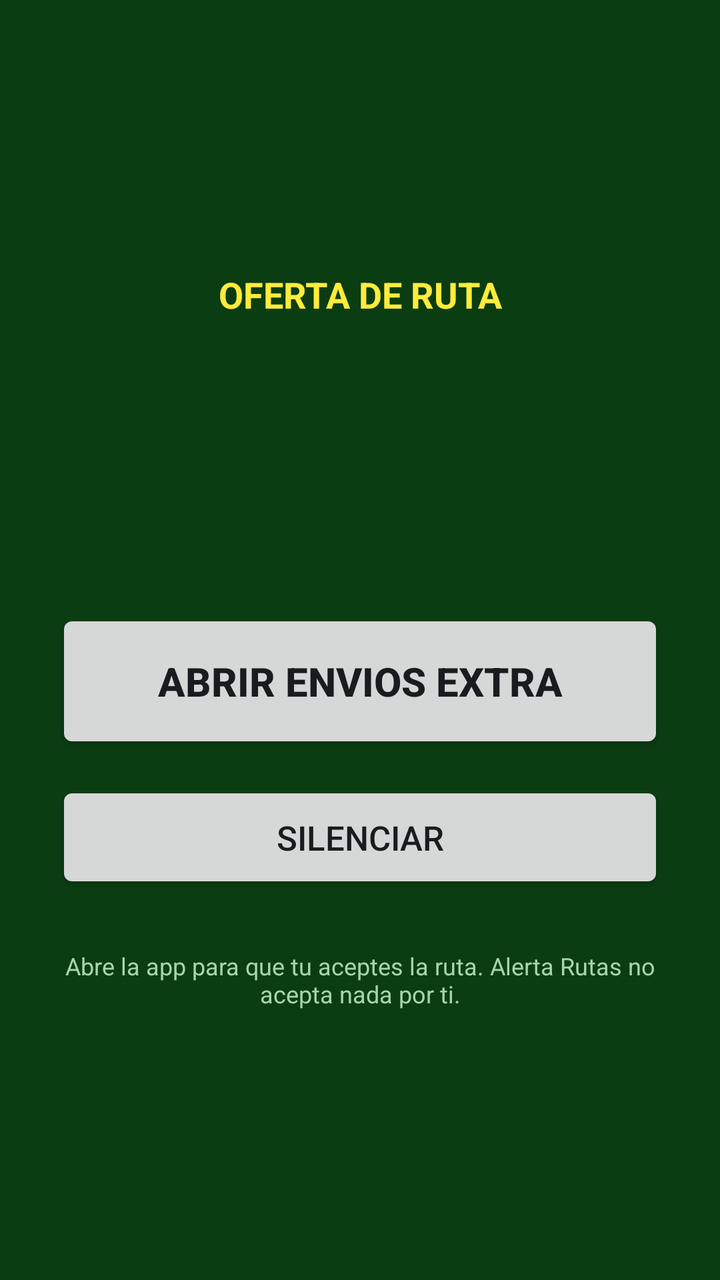
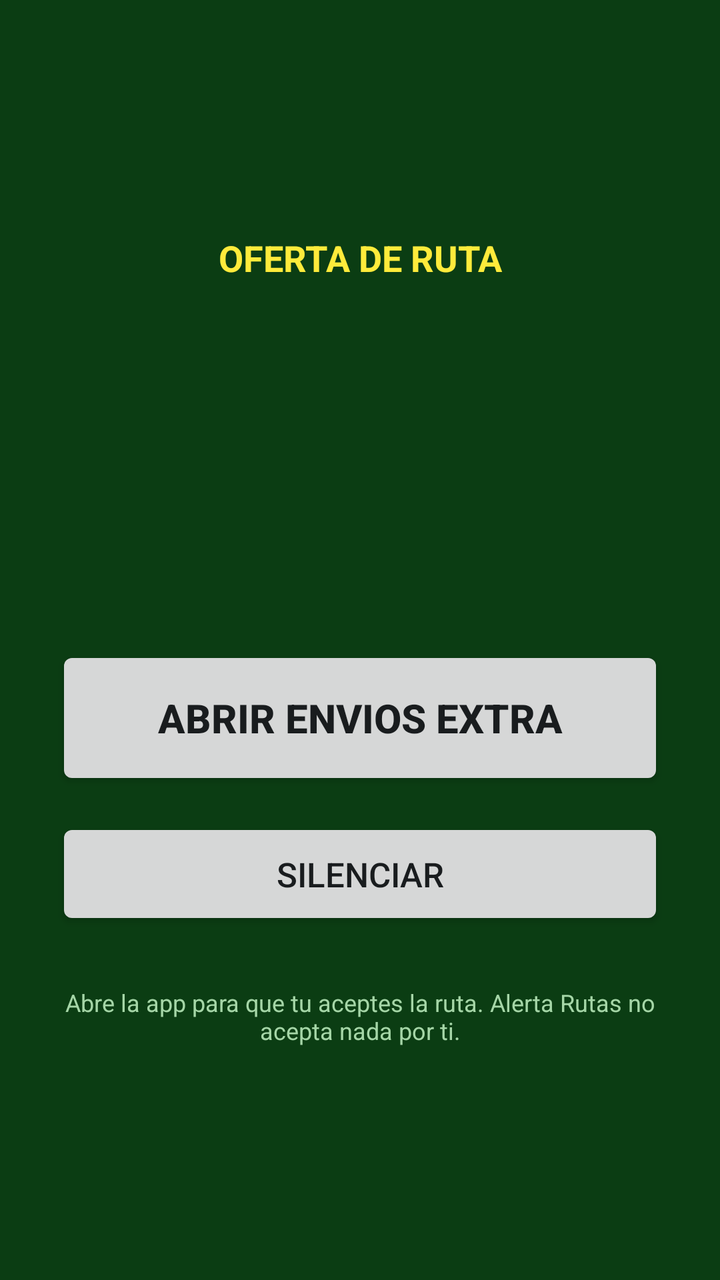

The first picture is an Android layout as it rendered before a commit; the second is the same layout after the commit. The layout source and the unified diff follow.
<!-- AndroidManifest.xml: activity theme TemaAlerta -->
<!-- res/layout/activity_alerta.xml -->
<?xml version="1.0" encoding="utf-8"?>
<LinearLayout xmlns:android="http://schemas.android.com/apk/res/android"
    android:layout_width="match_parent"
    android:layout_height="match_parent"
    android:background="#0B3D13"
    android:gravity="center"
    android:orientation="vertical"
    android:padding="28dp">

    <TextView
        android:layout_width="match_parent"
        android:layout_height="wrap_content"
        android:gravity="center"
        android:text="@string/alerta_encabezado"
        android:textColor="#FFEB3B"
        android:textSize="18sp"
        android:textStyle="bold" />

    <TextView
        android:id="@+id/tvAlertaTitulo"
        android:layout_width="match_parent"
        android:layout_height="wrap_content"
        android:layout_marginTop="20dp"
        android:gravity="center"
        android:textColor="#FFFFFF"
        android:textSize="30sp"
        android:textStyle="bold" />

    <TextView
        android:id="@+id/tvAlertaTexto"
        android:layout_width="match_parent"
        android:layout_height="wrap_content"
        android:layout_marginTop="14dp"
        android:gravity="center"
        android:textColor="#E8F5E9"
        android:textSize="20sp" />

    <Button
        android:id="@+id/btnAlertaAbrir"
        android:layout_width="match_parent"
        android:layout_height="wrap_content"
        android:layout_marginTop="44dp"
        android:minHeight="72dp"
        android:text="@string/alerta_abrir"
        android:textSize="20sp"
        android:textStyle="bold" />

    <Button
        android:id="@+id/btnAlertaSilenciar"
        android:layout_width="match_parent"
        android:layout_height="wrap_content"
        android:layout_marginTop="14dp"
        android:minHeight="56dp"
        android:text="@string/alerta_silenciar"
        android:textSize="17sp" />

    <TextView
        android:layout_width="match_parent"
        android:layout_height="wrap_content"
        android:layout_marginTop="28dp"
        android:gravity="center"
        android:text="@string/alerta_pie"
        android:textColor="#A5D6A7"
        android:textSize="12sp" />

</LinearLayout>
<!-- resources referenced by this layout -->
<resources>
  <string name="alerta_abrir">Abrir Envios Extra</string>
  <string name="alerta_encabezado">OFERTA DE RUTA</string>
  <string name="alerta_pie">Abre la app para que tu aceptes la ruta. Alerta Rutas no acepta nada por ti.</string>
  <string name="alerta_silenciar">Silenciar</string>
  <style name="TemaAlerta" parent="@android:style/Theme.DeviceDefault.DayNight">
          <item name="android:windowNoTitle">true</item>
          <item name="android:windowActionBar">false</item>
      </style>
</resources>

<!-- the commit's change to res/layout/activity_alerta.xml (unified diff, before → after) -->
@@ -27,13 +27,37 @@
         android:textStyle="bold" />
 
     <TextView
+        android:id="@+id/tvAlertaMomento"
+        android:layout_width="match_parent"
+        android:layout_height="wrap_content"
+        android:layout_marginTop="10dp"
+        android:gravity="center"
+        android:textColor="#FFFFFF"
+        android:textSize="22sp"
+        android:textStyle="bold" />
+
+    <TextView
+        android:id="@+id/tvAlertaHorario"
+        android:layout_width="match_parent"
+        android:layout_height="wrap_content"
+        android:layout_marginTop="10dp"
+        android:background="#1B5E20"
+        android:gravity="center"
+        android:paddingTop="8dp"
+        android:paddingBottom="8dp"
+        android:textColor="#FFEB3B"
+        android:textSize="20sp"
+        android:textStyle="bold"
+        android:visibility="gone" />
+
+    <TextView
         android:id="@+id/tvAlertaTexto"
         android:layout_width="match_parent"
         android:layout_height="wrap_content"
         android:layout_marginTop="14dp"
         android:gravity="center"
         android:textColor="#E8F5E9"
-        android:textSize="20sp" />
+        android:textSize="18sp" />
 
     <Button
         android:id="@+id/btnAlertaAbrir"
